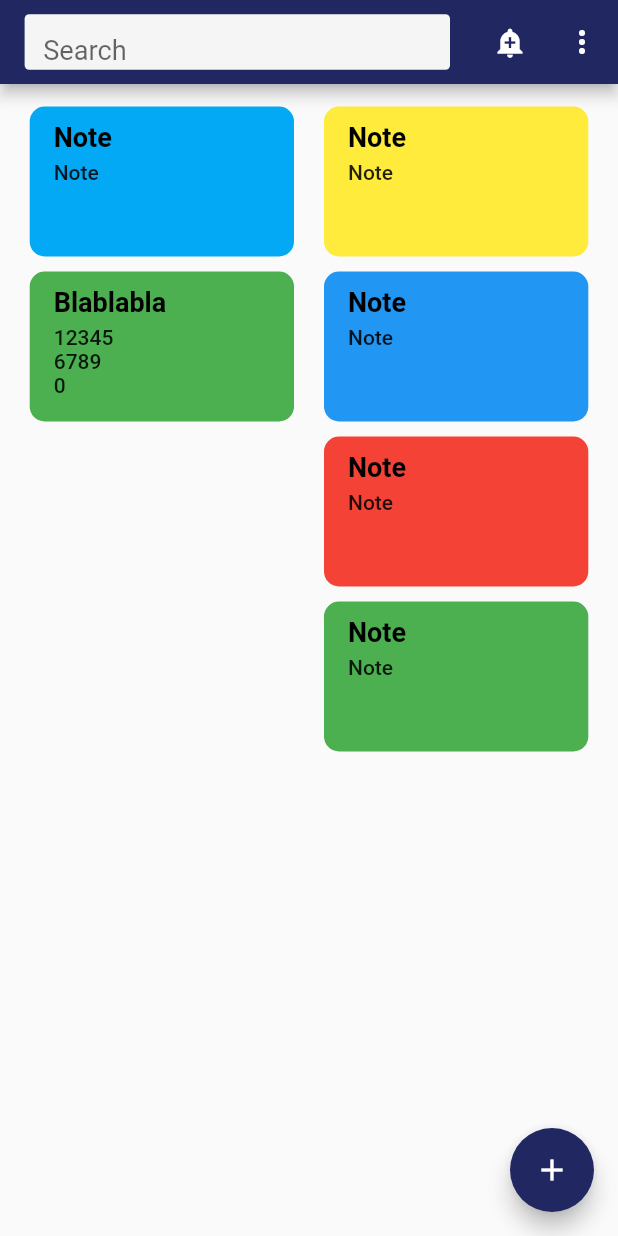
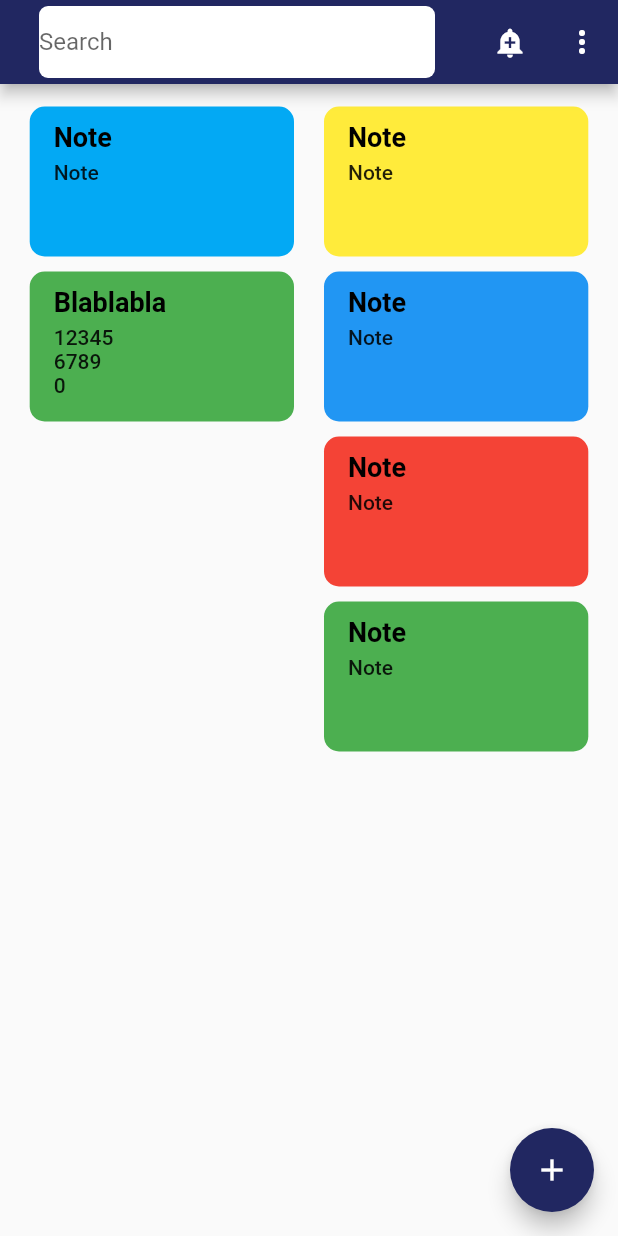
Before and after one commit to DaniilNichitenco/CrossplatformNotes, a Flutter app: the screen it shows after launch, on a phone screen of 412 x 824 dp. Run offline on Flutter 3.47's test engine with Material 2 defaults, Android fonts, the phone set to English and light mode, and no system bars.

```diff
--- a/lib/main.dart
+++ b/lib/main.dart
@@ -38,7 +38,7 @@ class _MyHomePageState extends State<MyHomePage> {
 
   @override
   Widget build(BuildContext context) {
-    Widget searchBar = Container(
+   /* Widget searchBar = Container(
         margin: EdgeInsets.only(
             left: MediaQuery.of(context).size.width * 0.001, right: 0),
         padding: EdgeInsets.zero,
@@ -49,24 +49,49 @@ class _MyHomePageState extends State<MyHomePage> {
             color: Colors.white,
             borderRadius: BorderRadius.all(Radius.circular(3.0)),
           ),
-          child: Container(
             child: TextField(
               textInputAction: TextInputAction.search,
               style: TextStyle(
                   color: Colors.black,
-                  fontSize: MediaQuery.of(context).size.height * 0.022),
+                  fontSize: 20
+              ),
               decoration: InputDecoration(
                 filled: true,
                 contentPadding: EdgeInsets.only(
-                    top: MediaQuery.of(context).size.height * 0.009,
+                    //top: MediaQuery.of(context).size.height * 0.009,
+                  top: 0,
                     left: MediaQuery.of(context).size.width * 0.03,
-                    bottom: MediaQuery.of(context).size.height * 0.009),
+                   bottom: 0
+                   // bottom: MediaQuery.of(context).size.height * 0.009
+                ),
                 border: InputBorder.none,
                 hintText: "Search",
               ),
             ),
           ),
-        ));
+        ); */
+
+   Widget searchBar = Container(
+     margin: EdgeInsets.symmetric(horizontal: 10.0, vertical: 8.0),
+     decoration: BoxDecoration(
+       color: Colors.white,
+       borderRadius: BorderRadius.all(Radius.circular(6.0)),
+     ),
+     child: Row(
+       crossAxisAlignment: CrossAxisAlignment.start,
+       children: <Widget>[
+         Expanded(
+           flex: 1,
+             child: TextFormField(
+               decoration: InputDecoration(
+                 border: InputBorder.none,
+                 hintText: "Search",
+               ),
+             )
+         ),
+       ],
+     ),
+   );
 
     return Scaffold(
       appBar: AppBar(
```
Also changed, not shown: 2 other files.
